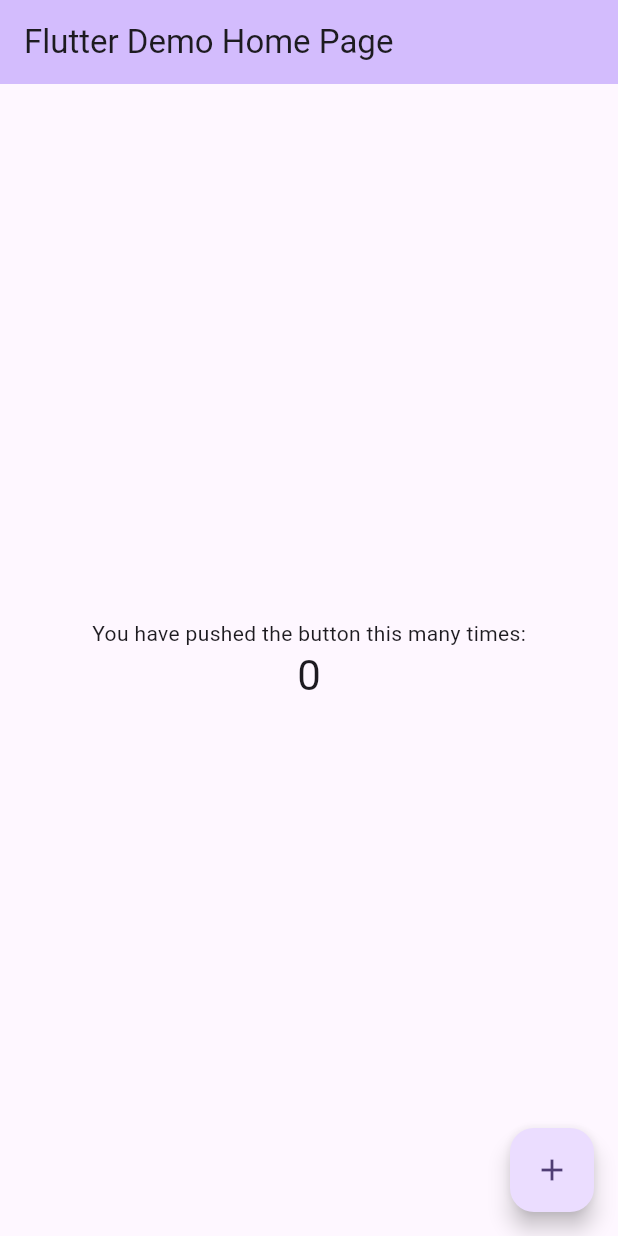
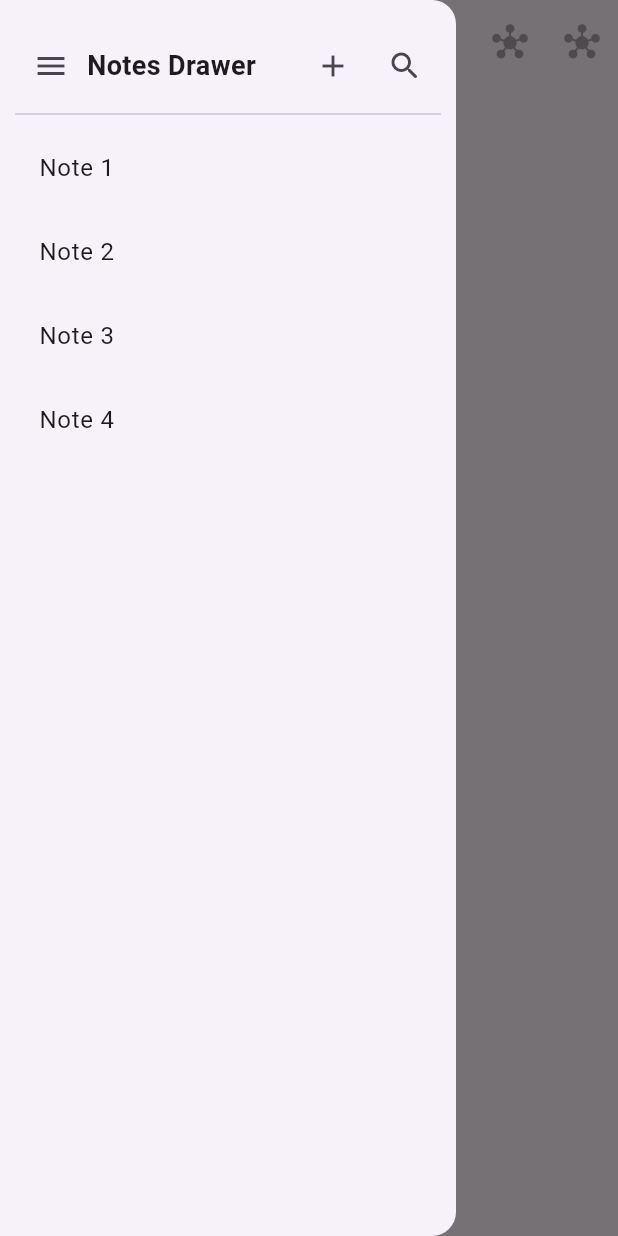
Before and after one commit to Ink42/glyph_notes, a Flutter app: the screen it shows after launch, with the side drawer open (before the commit the screen has no drawer), on a phone screen of 412 x 824 dp. Run offline on Flutter 3.47's test engine with Material 3 defaults, Android fonts, the phone set to English and light mode, and no system bars; our stand-ins replace hive; accounts and stored records are empty.

```diff
--- a/lib/main.dart
+++ b/lib/main.dart
@@ -1,4 +1,5 @@
 import 'package:flutter/material.dart';
+import 'package:glyph_notes/pages/main_page.dart';
 
 void main() {
   runApp(const MyApp());
@@ -7,116 +8,11 @@ void main() {
 class MyApp extends StatelessWidget {
   const MyApp({super.key});
 
-  // This widget is the root of your application.
   @override
   Widget build(BuildContext context) {
     return MaterialApp(
-      title: 'Flutter Demo',
-      theme: ThemeData(
-        // This is the theme of your application.
-        //
-        // TRY THIS: Try running your application with "flutter run". You'll see
-        // the application has a purple toolbar. Then, without quitting the app,
-        // try changing the seedColor in the colorScheme below to Colors.green
-        // and then invoke "hot reload" (save your changes or press the "hot
-        // reload" button in a Flutter-supported IDE, or press "r" if you used
-        // the command line to start the app).
-        //
-        // Notice that the counter didn't reset back to zero; the application
-        // state is not lost during the reload. To reset the state, use hot
-        // restart instead.
-        //
-        // This works for code too, not just values: Most code changes can be
-        // tested with just a hot reload.
-        colorScheme: ColorScheme.fromSeed(seedColor: Colors.deepPurple),
-      ),
-      home: const MyHomePage(title: 'Flutter Demo Home Page'),
+      themeMode: ThemeMode.system,
+      home: MainPage(),
     );
   }
 }
-
-class MyHomePage extends StatefulWidget {
-  const MyHomePage({super.key, required this.title});
-
-  // This widget is the home page of your application. It is stateful, meaning
-  // that it has a State object (defined below) that contains fields that affect
-  // how it looks.
-
-  // This class is the configuration for the state. It holds the values (in this
-  // case the title) provided by the parent (in this case the App widget) and
-  // used by the build method of the State. Fields in a Widget subclass are
-  // always marked "final".
-
-  final String title;
-
-  @override
-  State<MyHomePage> createState() => _MyHomePageState();
-}
-
-class _MyHomePageState extends State<MyHomePage> {
-  int _counter = 0;
-
-  void _incrementCounter() {
-    setState(() {
-      // This call to setState tells the Flutter framework that something has
-      // changed in this State, which causes it to rerun the build method below
-      // so that the display can reflect the updated values. If we changed
-      // _counter without calling setState(), then the build method would not be
-      // called again, and so nothing would appear to happen.
-      _counter++;
-    });
-  }
-
-  @override
-  Widget build(BuildContext context) {
-    // This method is rerun every time setState is called, for instance as done
-    // by the _incrementCounter method above.
-    //
-    // The Flutter framework has been optimized to make rerunning build methods
-    // fast, so that you can just rebuild anything that needs updating rather
-    // than having to individually change instances of widgets.
-    return Scaffold(
-      appBar: AppBar(
-        // TRY THIS: Try changing the color here to a specific color (to
-        // Colors.amber, perhaps?) and trigger a hot reload to see the AppBar
-        // change color while the other colors stay the same.
-        backgroundColor: Theme.of(context).colorScheme.inversePrimary,
-        // Here we take the value from the MyHomePage object that was created by
-        // the App.build method, and use it to set our appbar title.
-        title: Text(widget.title),
-      ),
-      body: Center(
-        // Center is a layout widget. It takes a single child and positions it
-        // in the middle of the parent.
-        child: Column(
-          // Column is also a layout widget. It takes a list of children and
-          // arranges them vertically. By default, it sizes itself to fit its
-          // children horizontally, and tries to be as tall as its parent.
-          //
-          // Column has various properties to control how it sizes itself and
-          // how it positions its children. Here we use mainAxisAlignment to
-          // center the children vertically; the main axis here is the vertical
-          // axis because Columns are vertical (the cross axis would be
-          // horizontal).
-          //
-          // TRY THIS: Invoke "debug painting" (choose the "Toggle Debug Paint"
-          // action in the IDE, or press "p" in the console), to see the
-          // wireframe for each widget.
-          mainAxisAlignment: MainAxisAlignment.center,
-          children: <Widget>[
-            const Text('You have pushed the button this many times:'),
-            Text(
-              '$_counter',
-              style: Theme.of(context).textTheme.headlineMedium,
-            ),
-          ],
-        ),
-      ),
-      floatingActionButton: FloatingActionButton(
-        onPressed: _incrementCounter,
-        tooltip: 'Increment',
-        child: const Icon(Icons.add),
-      ), // This trailing comma makes auto-formatting nicer for build methods.
-    );
-  }
-}
--- /dev/null
+++ b/lib/model/note_model.dart
@@ -0,0 +1,25 @@
+import 'package:hive/hive.dart';
+
+part 'note_model.g.dart';
+
+@HiveType(typeId: 0)
+class Note {
+  @HiveField(0)
+  final String title;
+
+  @HiveField(1)
+  final String content;
+
+  Note({required this.title, required this.content});
+}
+
+@HiveType(typeId: 1)
+class Folder {
+  @HiveField(0)
+  final String name;
+
+  @HiveField(1)
+  final List<Note> notes;
+
+  Folder({required this.name, required this.notes});
+}
--- /dev/null
+++ b/lib/pages/main_page.dart
@@ -0,0 +1,74 @@
+
+
+import 'package:flutter/material.dart';
+
+class MainPage extends StatelessWidget {
+  const MainPage({super.key});
+
+  @override
+  Widget build(BuildContext context) {
+    return Scaffold(
+      drawer: GlyDrawer(),
+      appBar: AppBar(
+        title: Text("Glyph Notes"),
+        centerTitle: true,
+        actions: [
+          IconButton(onPressed: null, icon: Icon(Icons.hub)),
+          IconButton(onPressed: null, icon: Icon(Icons.hub)),
+        ],
+      ),
+
+    );
+  }
+
+
+
+}
+class GlyDrawer extends StatelessWidget {
+  const GlyDrawer({super.key});
+
+  @override
+  Widget build(BuildContext context) {
+    return Drawer(
+      child: SafeArea(
+        child: Padding(
+          padding: const EdgeInsets.all(10.0),
+          child: Column(
+            crossAxisAlignment: CrossAxisAlignment.start,
+            children: [
+              const SizedBox(height: 10),
+              Row(
+                children: [
+                  IconButton(
+                      onPressed: () {
+                        Navigator.pop(context); // Closes the drawer
+                      },
+                      icon: const Icon(Icons.menu)),
+                  const Text("Notes Drawer", style: TextStyle(fontSize: 18, fontWeight: FontWeight.bold)),
+                  const Spacer(), // Pushes icons to the right
+                  IconButton(onPressed: () {}, icon: const Icon(Icons.add)),
+                  IconButton(onPressed: () {}, icon: const Icon(Icons.search_rounded)),
+                ],
+              ),
+              const Divider(),
+              // Wrapped in Expanded to prevent height issues
+              Expanded(
+                child: ListView.builder(
+                  itemCount: 4,
+                  itemBuilder: (_, index) {
+                    return ListTile(
+                      title: Text("Note ${index + 1}"),
+                      onTap: () {
+                        // Handle note selection
+                      },
+                    );
+                  },
+                ),
+              ),
+            ],
+          ),
+        ),
+      ),
+    );
+  }
+}
--- a/pubspec.yaml
+++ b/pubspec.yaml
@@ -34,11 +34,15 @@ dependencies:
   # The following adds the Cupertino Icons font to your application.
   # Use with the CupertinoIcons class for iOS style icons.
   cupertino_icons: ^1.0.8
+  provider: ^6.1.4
+  hive: ^2.2.3
+  hive_flutter: ^1.1.0
 
 dev_dependencies:
   flutter_test:
     sdk: flutter
-
+  hive_generator: ^2.0.1
+  build_runner: ^2.4.15
   # The "flutter_lints" package below contains a set of recommended lints to
   # encourage good coding practices. The lint set provided by the package is
   # activated in the `analysis_options.yaml` file located at the root of your
```
Also changed, not shown: lib/model/note_model.g.dart (added), lib/widgets/gly_drawer.dart (added), pubspec.lock, 1 other file.
